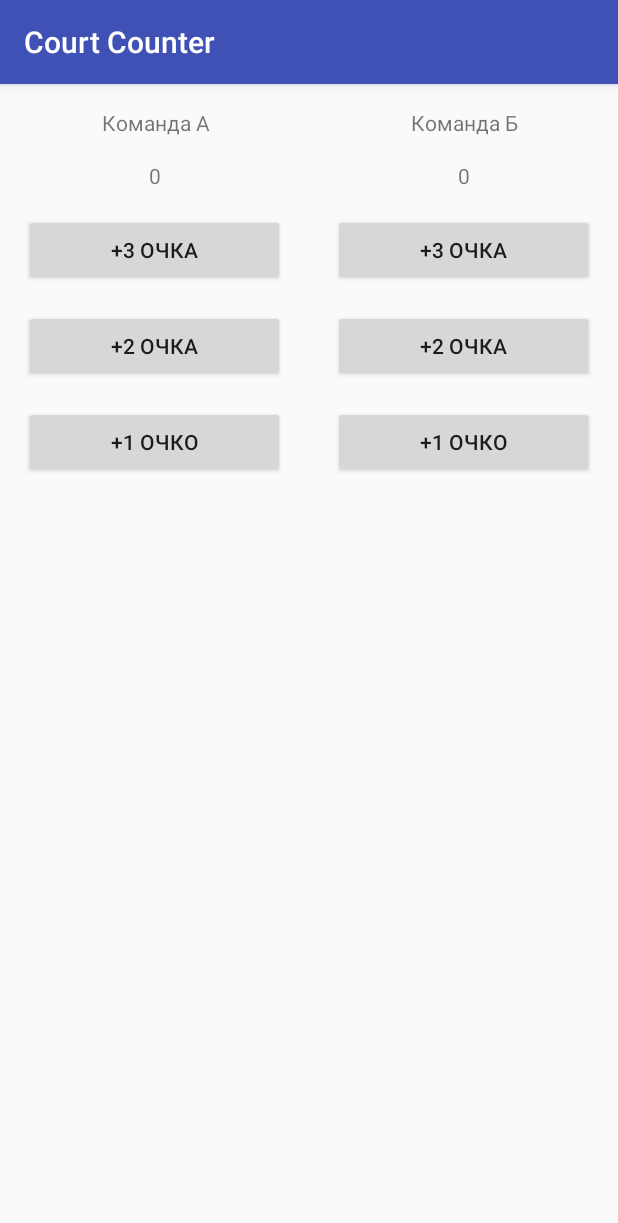
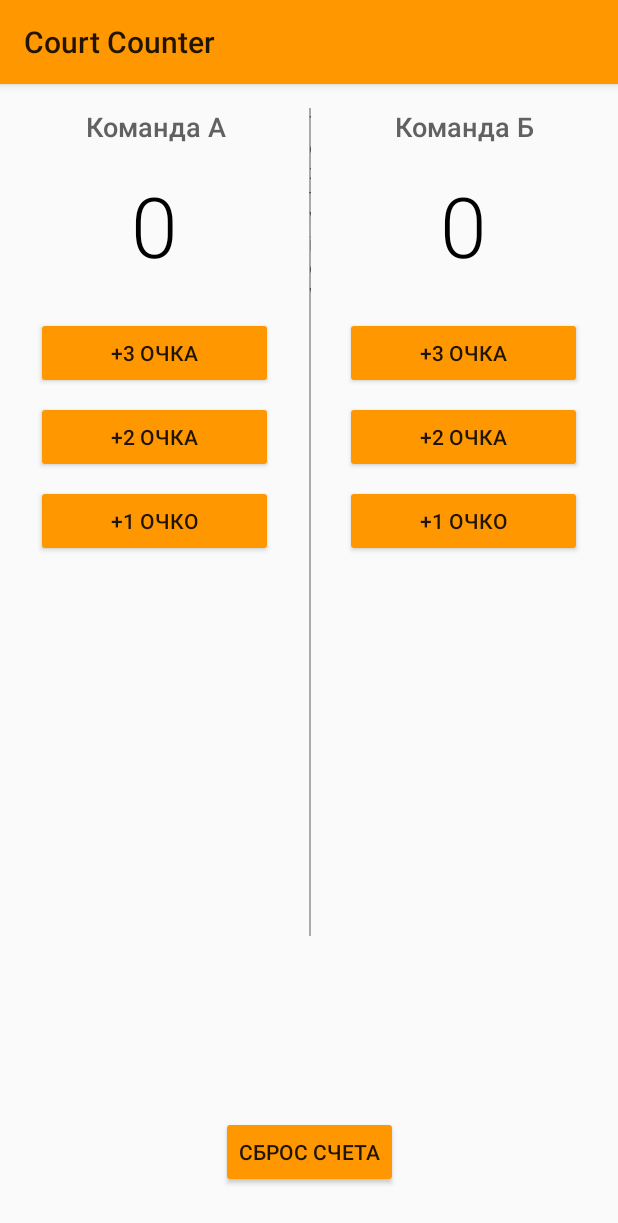
Before and after one commit to slychai85/CourtCounter, an Android app: the screen it shows after launch (MainActivity), on a phone screen of 412 x 824 dp. Shown: the top 1223 px of the screen. Run offline under Robolectric (Android 15) with nearby library versions, the phone set to English and light mode, and no system bars.

Commit message:
1 Финальный вариант приложения

```diff
--- a/app/src/main/java/ru/slychai85/mif/courtcounter/MainActivity.java
+++ b/app/src/main/java/ru/slychai85/mif/courtcounter/MainActivity.java
@@ -27,6 +27,13 @@ public class MainActivity extends AppCompatActivity {
     public void displayForTeamB(int score) {
         TextView scoreView = (TextView) findViewById(R.id.team_b_score);
         scoreView.setText(String.valueOf(score));
+    }
+
+    public void resetScore(View v) {
+        scoreTeamA = 0;
+        scoreTeamB = 0;
+        displayForTeamA(scoreTeamA);
+        displayForTeamB(scoreTeamB);
     }
 
     public void addOneForTeamA(View v) {
--- a/app/src/main/res/layout/activity_main.xml
+++ b/app/src/main/res/layout/activity_main.xml
@@ -8,6 +8,7 @@
 
     <android.support.constraint.Guideline
         android:id="@+id/guideline"
+
         android:layout_width="wrap_content"
         android:layout_height="wrap_content"
         android:orientation="vertical"
@@ -24,7 +25,10 @@
         android:layout_marginRight="16dp"
         android:layout_marginStart="8dp"
         android:layout_marginTop="16dp"
+        android:fontFamily="sans-serif-medium"
         android:text="Команда А"
+        android:textColor="#616161"
+        android:textSize="18sp"
         app:layout_constraintHorizontal_bias="0.509"
         app:layout_constraintLeft_toLeftOf="parent"
         app:layout_constraintRight_toLeftOf="@+id/guideline"
@@ -37,7 +41,10 @@
         android:layout_marginLeft="16dp"
         android:layout_marginRight="16dp"
         android:layout_marginTop="16dp"
+        android:fontFamily="sans-serif-medium"
         android:text="Команда Б"
+        android:textColor="#616161"
+        android:textSize="18sp"
         app:layout_constraintHorizontal_bias="0.509"
         app:layout_constraintLeft_toLeftOf="@+id/guideline"
         app:layout_constraintRight_toRightOf="parent"
@@ -50,7 +57,10 @@
         android:layout_marginLeft="16dp"
         android:layout_marginRight="16dp"
         android:layout_marginTop="16dp"
+        android:fontFamily="sans-serif-light"
         android:text="0"
+        android:textColor="#000000"
+        android:textSize="56sp"
         app:layout_constraintLeft_toLeftOf="parent"
         app:layout_constraintRight_toLeftOf="@+id/guideline"
         app:layout_constraintTop_toBottomOf="@+id/textView" />
@@ -62,7 +72,10 @@
         android:layout_marginLeft="16dp"
         android:layout_marginRight="16dp"
         android:layout_marginTop="16dp"
+        android:fontFamily="sans-serif-light"
         android:text="0"
+        android:textColor="#000000"
+        android:textSize="56sp"
         app:layout_constraintLeft_toLeftOf="@+id/guideline"
         app:layout_constraintRight_toRightOf="parent"
         app:layout_constraintTop_toBottomOf="@+id/textView2" />
@@ -71,77 +84,110 @@
         android:id="@+id/button"
         android:layout_width="0dp"
         android:layout_height="wrap_content"
-        android:layout_marginLeft="16dp"
-        android:layout_marginRight="16dp"
-        android:layout_marginTop="16dp"
+        android:layout_marginLeft="24dp"
+        android:layout_marginRight="24dp"
+        android:layout_marginTop="24dp"
         android:onClick="addThreeForTeamA"
         android:text="+3 очка"
         app:layout_constraintLeft_toLeftOf="parent"
         app:layout_constraintRight_toLeftOf="@+id/guideline"
-        app:layout_constraintTop_toBottomOf="@+id/team_a_score" />
+        app:layout_constraintTop_toBottomOf="@+id/team_a_score"
+        app:layout_constraintHorizontal_bias="0.0" />
 
     <Button
         android:id="@+id/button2"
         android:layout_width="0dp"
         android:layout_height="wrap_content"
-        android:layout_marginLeft="16dp"
-        android:layout_marginRight="16dp"
-        android:layout_marginTop="16dp"
+        android:layout_marginLeft="24dp"
+        android:layout_marginRight="24dp"
+        android:layout_marginTop="8dp"
         android:onClick="addTwoForTeamA"
         android:text="+2 очка"
         app:layout_constraintLeft_toLeftOf="parent"
         app:layout_constraintRight_toLeftOf="@+id/guideline"
-        app:layout_constraintTop_toBottomOf="@+id/button" />
+        app:layout_constraintTop_toBottomOf="@+id/button"
+        app:layout_constraintHorizontal_bias="0.0" />
 
     <Button
         android:id="@+id/button3"
         android:layout_width="0dp"
         android:layout_height="wrap_content"
-        android:layout_marginLeft="16dp"
-        android:layout_marginRight="16dp"
-        android:layout_marginTop="16dp"
+        android:layout_marginLeft="24dp"
+        android:layout_marginRight="24dp"
+        android:layout_marginTop="8dp"
         android:onClick="addOneForTeamA"
         android:text="+1 очко"
         app:layout_constraintLeft_toLeftOf="parent"
         app:layout_constraintRight_toLeftOf="@+id/guideline"
-        app:layout_constraintTop_toBottomOf="@+id/button2" />
+        app:layout_constraintTop_toBottomOf="@+id/button2"
+        app:layout_constraintHorizontal_bias="0.0" />
 
     <Button
         android:id="@+id/button4"
         android:layout_width="0dp"
         android:layout_height="wrap_content"
-        android:layout_marginLeft="16dp"
-        android:layout_marginRight="16dp"
-        android:layout_marginTop="16dp"
+        android:layout_marginLeft="24dp"
+        android:layout_marginRight="24dp"
+        android:layout_marginTop="24dp"
         android:onClick="addThreeForTeamB"
         android:text="+3 очка"
         app:layout_constraintLeft_toLeftOf="@+id/guideline"
         app:layout_constraintRight_toRightOf="parent"
-        app:layout_constraintTop_toBottomOf="@+id/team_b_score" />
+        app:layout_constraintTop_toBottomOf="@+id/team_b_score"
+        app:layout_constraintHorizontal_bias="0.0" />
 
     <Button
         android:id="@+id/button5"
         android:layout_width="0dp"
         android:layout_height="wrap_content"
-        android:layout_marginLeft="16dp"
-        android:layout_marginRight="16dp"
-        android:layout_marginTop="16dp"
+        android:layout_marginLeft="24dp"
+        android:layout_marginRight="24dp"
+        android:layout_marginTop="8dp"
         android:onClick="addTwoForTeamB"
         android:text="+2 очка"
         app:layout_constraintLeft_toLeftOf="@+id/guideline"
         app:layout_constraintRight_toRightOf="parent"
-        app:layout_constraintTop_toBottomOf="@+id/button4" />
+        app:layout_constraintTop_toBottomOf="@+id/button4"
+        app:layout_constraintHorizontal_bias="0.0" />
 
     <Button
         android:id="@+id/button6"
         android:layout_width="0dp"
         android:layout_height="wrap_content"
-        android:layout_marginLeft="16dp"
-        android:layout_marginRight="16dp"
-        android:layout_marginTop="16dp"
+        android:layout_marginLeft="24dp"
+        android:layout_marginRight="24dp"
+        android:layout_marginTop="8dp"
         android:onClick="addOneForTeamB"
         android:text="+1 очко"
         app:layout_constraintLeft_toLeftOf="@+id/guideline"
         app:layout_constraintRight_toRightOf="parent"
-        app:layout_constraintTop_toBottomOf="@+id/button5" />
+        app:layout_constraintTop_toBottomOf="@+id/button5"
+        app:layout_constraintHorizontal_bias="0.0" />
+
+    <Button
+        android:id="@+id/button7"
+        android:layout_width="wrap_content"
+        android:layout_height="wrap_content"
+        android:layout_marginBottom="32dp"
+        android:layout_marginLeft="16dp"
+        android:layout_marginRight="16dp"
+        android:onClick="resetScore"
+        android:text="Сброс счета"
+        app:layout_constraintBottom_toBottomOf="parent"
+        app:layout_constraintLeft_toLeftOf="parent"
+        app:layout_constraintRight_toRightOf="parent" />
+
+    <TextView
+        android:id="@+id/textView5"
+        android:layout_width="1dp"
+        android:layout_height="match_parent"
+        android:layout_marginBottom="200dp"
+        android:layout_marginLeft="0dp"
+        android:layout_marginTop="16dp"
+        android:background="@android:color/darker_gray"
+        android:text="TextView"
+        app:layout_constraintBottom_toBottomOf="@+id/button6"
+        app:layout_constraintLeft_toLeftOf="@+id/guideline"
+        app:layout_constraintTop_toTopOf="parent"
+        app:layout_constraintVertical_bias="0.421" />
 </android.support.constraint.ConstraintLayout>
--- a/app/src/main/res/values/styles.xml
+++ b/app/src/main/res/values/styles.xml
@@ -1,11 +1,10 @@
 <resources>
 
     <!-- Base application theme. -->
-    <style name="AppTheme" parent="Theme.AppCompat.Light.DarkActionBar">
+    <style name="AppTheme" parent="Theme.AppCompat.Light">
         <!-- Customize your theme here. -->
-        <item name="colorPrimary">@color/colorPrimary</item>
-        <item name="colorPrimaryDark">@color/colorPrimaryDark</item>
-        <item name="colorAccent">@color/colorAccent</item>
+        <item name="colorPrimary">#FF9800</item>
+        <item name="colorButtonNormal">#FF9800</item>
     </style>
 
 </resources>
```
